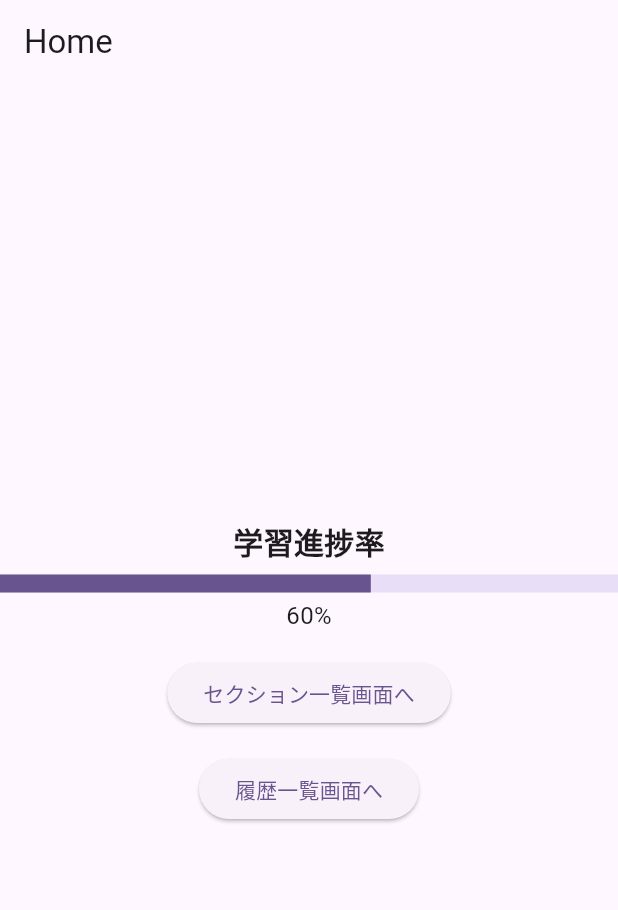
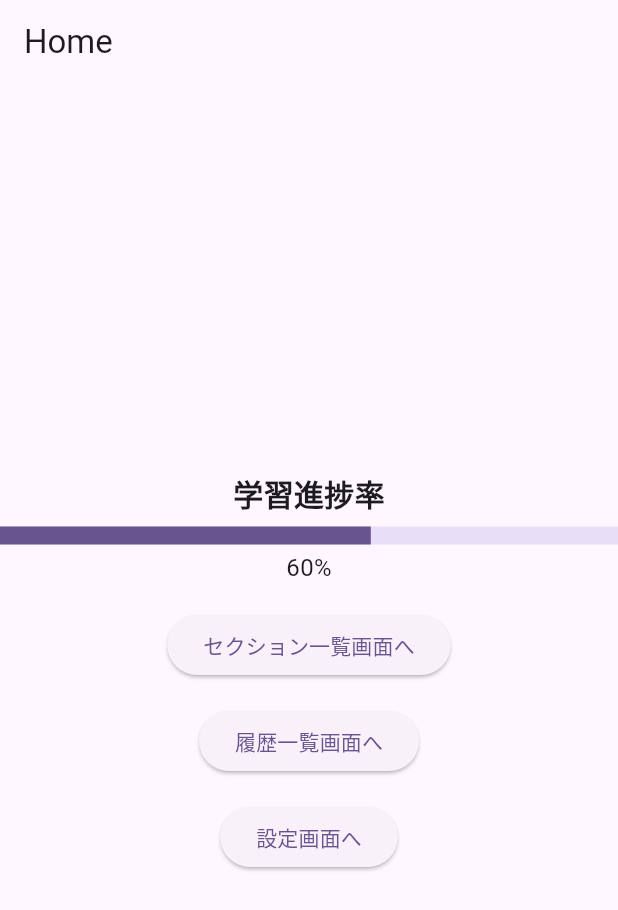
Before and after one commit to w2406/flutter_e_learning, a Flutter app: the screen it shows after launch, on a phone screen of 412 x 824 dp. Shown: the top 910 px of the screen. Run offline on Flutter 3.47's test engine with Material 3 defaults, Android fonts, the phone set to English and light mode, and no system bars; our stand-ins replace flutter_hooks, go_router, hooks_riverpod.

Commit message:
add: 設定画面を追加

```diff
--- a/lib/common/app_router.dart
+++ b/lib/common/app_router.dart
@@ -5,6 +5,7 @@ import 'package:flutter_e_learning/presantation/home/view/home_screen.dart';
 import 'package:flutter_e_learning/presantation/question/view/question_screen.dart';
 import 'package:flutter_e_learning/presantation/section/view/section_screen.dart';
 import 'package:flutter_e_learning/presantation/section_list/view/section_list_screen.dart';
+import 'package:flutter_e_learning/presantation/setting/view/setting_screen.dart';
 import 'package:go_router/go_router.dart';
 
 final GoRouter router = GoRouter(
@@ -12,6 +13,10 @@ final GoRouter router = GoRouter(
     GoRoute(
       path: AppRoutes.homePath,
       builder: (context, state) => const HomeScreen(),
+    ),
+    GoRoute(
+      path: AppRoutes.settingPath,
+      builder: (context, state) => const SettingScreen(),
     ),
     GoRoute(
       path: AppRoutes.historyListPath,
--- a/lib/common/route_paths.dart
+++ b/lib/common/route_paths.dart
@@ -3,6 +3,7 @@ class AppRoutes {
   // GoRouterの設定で使う絶対パス
   static const String homePath = '/';
   static const String historyListPath = '/history_list';
+  static const String settingPath = '/setting';
   static const String historyPath = '/history_list/history';
   static const String sectionListPath = '/section_list';
   static const String sectionPath = '/section_list/section';
--- a/lib/presantation/home/view/home_screen.dart
+++ b/lib/presantation/home/view/home_screen.dart
@@ -48,6 +48,14 @@ class HomeScreen extends HookConsumerWidget {
               },
               child: Text("履歴一覧画面へ"),
             ),
+            SizedBox(height: 16),
+            // 設定画面へ遷移ボタン
+            ElevatedButton(
+              onPressed: () {
+                context.push('/setting');
+              },
+              child: Text("設定画面へ"),
+            ),
           ],
         ),
       ),
```
Also changed, not shown: lib/presantation/setting/view/setting_screen.dart (added, +55 -0 lines), 1 other file.
